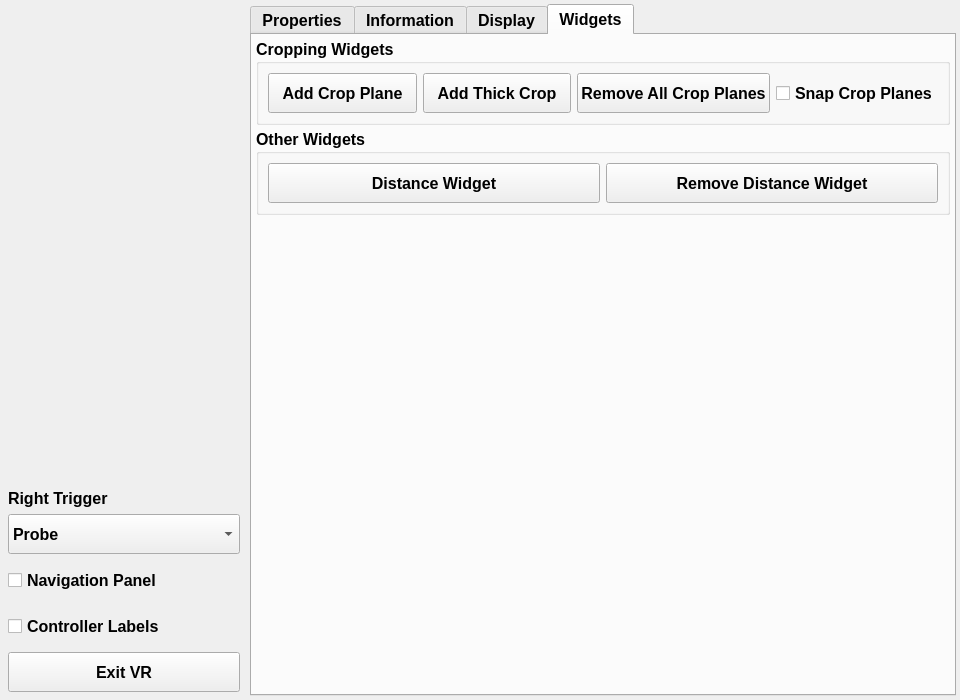
Qt form Plugins/OpenVR/pqOpenVRControls.ui (Kitware/ParaView) before a commit.
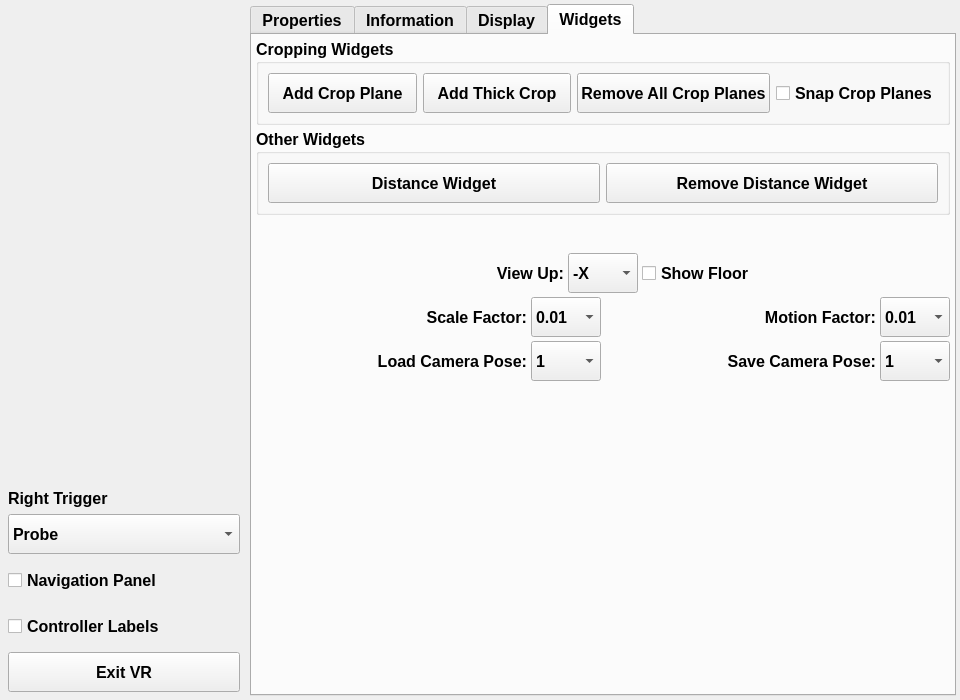
The same form after that commit. Custom widgets are drawn as their Qt base class.

Commit message:
fixes for openVR support
A variety of fixes

```diff
--- a/Plugins/OpenVR/pqOpenVRControls.ui
+++ b/Plugins/OpenVR/pqOpenVRControls.ui
@@ -445,6 +445,465 @@
          </layout>
         </widget>
        </item>
+       <item>
+        <widget class="pqVCRToolbar" name="VCR" native="true">
+         <property name="minimumSize">
+          <size>
+           <width>20</width>
+           <height>30</height>
+          </size>
+         </property>
+        </widget>
+       </item>
+       <item>
+        <layout class="QHBoxLayout" name="horizontalLayout_3">
+         <item>
+          <widget class="QLabel" name="viewUpLabel">
+           <property name="minimumSize">
+            <size>
+             <width>0</width>
+             <height>40</height>
+            </size>
+           </property>
+           <property name="font">
+            <font>
+             <family>Arial</family>
+             <pointsize>12</pointsize>
+             <weight>75</weight>
+             <bold>true</bold>
+            </font>
+           </property>
+           <property name="text">
+            <string>View Up:</string>
+           </property>
+           <property name="alignment">
+            <set>Qt::AlignRight|Qt::AlignTrailing|Qt::AlignVCenter</set>
+           </property>
+          </widget>
+         </item>
+         <item>
+          <widget class="QComboBox" name="viewUpCombo">
+           <property name="minimumSize">
+            <size>
+             <width>0</width>
+             <height>40</height>
+            </size>
+           </property>
+           <property name="maximumSize">
+            <size>
+             <width>70</width>
+             <height>16777215</height>
+            </size>
+           </property>
+           <property name="font">
+            <font>
+             <family>Arial</family>
+             <pointsize>12</pointsize>
+             <weight>75</weight>
+             <bold>true</bold>
+            </font>
+           </property>
+           <item>
+            <property name="text">
+             <string>-X</string>
+            </property>
+           </item>
+           <item>
+            <property name="text">
+             <string>+X</string>
+            </property>
+           </item>
+           <item>
+            <property name="text">
+             <string>-Y</string>
+            </property>
+           </item>
+           <item>
+            <property name="text">
+             <string>+Y</string>
+            </property>
+           </item>
+           <item>
+            <property name="text">
+             <string>-Z</string>
+            </property>
+           </item>
+           <item>
+            <property name="text">
+             <string>+Z</string>
+            </property>
+           </item>
+          </widget>
+         </item>
+         <item>
+          <widget class="QCheckBox" name="showFloorCheckbox">
+           <property name="minimumSize">
+            <size>
+             <width>0</width>
+             <height>40</height>
+            </size>
+           </property>
+           <property name="font">
+            <font>
+             <family>Arial</family>
+             <pointsize>12</pointsize>
+             <weight>75</weight>
+             <bold>true</bold>
+            </font>
+           </property>
+           <property name="text">
+            <string>Show Floor</string>
+           </property>
+          </widget>
+         </item>
+        </layout>
+       </item>
+       <item>
+        <layout class="QHBoxLayout" name="horizontalLayout_4">
+         <item>
+          <widget class="QLabel" name="scaleFactorLabel">
+           <property name="minimumSize">
+            <size>
+             <width>0</width>
+             <height>40</height>
+            </size>
+           </property>
+           <property name="font">
+            <font>
+             <family>Arial</family>
+             <pointsize>12</pointsize>
+             <weight>75</weight>
+             <bold>true</bold>
+            </font>
+           </property>
+           <property name="text">
+            <string>Scale Factor:</string>
+           </property>
+           <property name="alignment">
+            <set>Qt::AlignRight|Qt::AlignTrailing|Qt::AlignVCenter</set>
+           </property>
+          </widget>
+         </item>
+         <item>
+          <widget class="QComboBox" name="scaleFactorCombo">
+           <property name="minimumSize">
+            <size>
+             <width>0</width>
+             <height>40</height>
+            </size>
+           </property>
+           <property name="maximumSize">
+            <size>
+             <width>70</width>
+             <height>16777215</height>
+            </size>
+           </property>
+           <property name="font">
+            <font>
+             <family>Arial</family>
+             <pointsize>12</pointsize>
+             <weight>75</weight>
+             <bold>true</bold>
+            </font>
+           </property>
+           <property name="currentText">
+            <string>1</string>
+           </property>
+           <item>
+            <property name="text">
+             <string>0.01</string>
+            </property>
+           </item>
+           <item>
+            <property name="text">
+             <string>0.1</string>
+            </property>
+           </item>
+           <item>
+            <property name="text">
+             <string>1</string>
+            </property>
+           </item>
+           <item>
+            <property name="text">
+             <string>10</string>
+            </property>
+           </item>
+           <item>
+            <property name="text">
+             <string>100</string>
+            </property>
+           </item>
+          </widget>
+         </item>
+         <item>
+          <widget class="QLabel" name="motionFactorLabel">
+           <property name="minimumSize">
+            <size>
+             <width>0</width>
+             <height>40</height>
+            </size>
+           </property>
+           <property name="font">
+            <font>
+             <family>Arial</family>
+             <pointsize>12</pointsize>
+             <weight>75</weight>
+             <bold>true</bold>
+            </font>
+           </property>
+           <property name="text">
+            <string>Motion Factor:</string>
+           </property>
+           <property name="alignment">
+            <set>Qt::AlignRight|Qt::AlignTrailing|Qt::AlignVCenter</set>
+           </property>
+          </widget>
+         </item>
+         <item>
+          <widget class="QComboBox" name="motionFactorCombo">
+           <property name="minimumSize">
+            <size>
+             <width>0</width>
+             <height>40</height>
+            </size>
+           </property>
+           <property name="maximumSize">
+            <size>
+             <width>70</width>
+             <height>16777215</height>
+            </size>
+           </property>
+           <property name="font">
+            <font>
+             <family>Arial</family>
+             <pointsize>12</pointsize>
+             <weight>75</weight>
+             <bold>true</bold>
+            </font>
+           </property>
+           <property name="currentText">
+            <string>1</string>
+           </property>
+           <item>
+            <property name="text">
+             <string>0.01</string>
+            </property>
+           </item>
+           <item>
+            <property name="text">
+             <string>0.1</string>
+            </property>
+           </item>
+           <item>
+            <property name="text">
+             <string>1</string>
+            </property>
+           </item>
+           <item>
+            <property name="text">
+             <string>10</string>
+            </property>
+           </item>
+           <item>
+            <property name="text">
+             <string>100</string>
+            </property>
+           </item>
+          </widget>
+         </item>
+        </layout>
+       </item>
+       <item>
+        <layout class="QHBoxLayout" name="horizontalLayout_5">
+         <item>
+          <widget class="QLabel" name="loadCameraLabel">
+           <property name="minimumSize">
+            <size>
+             <width>0</width>
+             <height>40</height>
+            </size>
+           </property>
+           <property name="font">
+            <font>
+             <family>Arial</family>
+             <pointsize>12</pointsize>
+             <weight>75</weight>
+             <bold>true</bold>
+            </font>
+           </property>
+           <property name="text">
+            <string>Load Camera Pose:</string>
+           </property>
+           <property name="alignment">
+            <set>Qt::AlignRight|Qt::AlignTrailing|Qt::AlignVCenter</set>
+           </property>
+          </widget>
+         </item>
+         <item>
+          <widget class="QComboBox" name="loadCameraCombo">
+           <property name="minimumSize">
+            <size>
+             <width>0</width>
+             <height>40</height>
+            </size>
+           </property>
+           <property name="maximumSize">
+            <size>
+             <width>70</width>
+             <height>16777215</height>
+            </size>
+           </property>
+           <property name="font">
+            <font>
+             <family>Arial</family>
+             <pointsize>12</pointsize>
+             <weight>75</weight>
+             <bold>true</bold>
+            </font>
+           </property>
+           <item>
+            <property name="text">
+             <string>1</string>
+            </property>
+           </item>
+           <item>
+            <property name="text">
+             <string>2</string>
+            </property>
+           </item>
+           <item>
+            <property name="text">
+             <string>3</string>
+            </property>
+           </item>
+           <item>
+            <property name="text">
+             <string>4</string>
+            </property>
+           </item>
+           <item>
+            <property name="text">
+             <string>5</string>
+            </property>
+           </item>
+           <item>
+            <property name="text">
+             <string>6</string>
+            </property>
+           </item>
+           <item>
+            <property name="text">
+             <string>7</string>
+            </property>
+           </item>
+           <item>
+            <property name="text">
+             <string>8</string>
+            </property>
+           </item>
+           <item>
+            <property name="text">
+             <string>9</string>
+            </property>
+           </item>
+          </widget>
+         </item>
+         <item>
+          <widget class="QLabel" name="saveCameraLabel">
+           <property name="minimumSize">
+            <size>
+             <width>0</width>
+             <height>40</height>
+            </size>
+           </property>
+           <property name="font">
+            <font>
+             <family>Arial</family>
+             <pointsize>12</pointsize>
+             <weight>75</weight>
+             <bold>true</bold>
+            </font>
+           </property>
+           <property name="text">
+            <string>Save Camera Pose:</string>
+           </property>
+           <property name="alignment">
+            <set>Qt::AlignRight|Qt::AlignTrailing|Qt::AlignVCenter</set>
+           </property>
+          </widget>
+         </item>
+         <item>
+          <widget class="QComboBox" name="saveCameraCombo">
+           <property name="minimumSize">
+            <size>
+             <width>0</width>
+             <height>40</height>
+            </size>
+           </property>
+           <property name="maximumSize">
+            <size>
+             <width>70</width>
+             <height>16777215</height>
+            </size>
+           </property>
+           <property name="font">
+            <font>
+             <family>Arial</family>
+             <pointsize>12</pointsize>
+             <weight>75</weight>
+             <bold>true</bold>
+            </font>
+           </property>
+           <item>
+            <property name="text">
+             <string>1</string>
+            </property>
+           </item>
+           <item>
+            <property name="text">
+             <string>2</string>
+            </property>
+           </item>
+           <item>
+            <property name="text">
+             <string>3</string>
+            </property>
+           </item>
+           <item>
+            <property name="text">
+             <string>4</string>
+            </property>
+           </item>
+           <item>
+            <property name="text">
+             <string>5</string>
+            </property>
+           </item>
+           <item>
+            <property name="text">
+             <string>6</string>
+            </property>
+           </item>
+           <item>
+            <property name="text">
+             <string>7</string>
+            </property>
+           </item>
+           <item>
+            <property name="text">
+             <string>8</string>
+            </property>
+           </item>
+           <item>
+            <property name="text">
+             <string>9</string>
+            </property>
+           </item>
+          </widget>
+         </item>
+        </layout>
+       </item>
        <item>
         <spacer name="verticalSpacer2">
          <property name="orientation">
@@ -483,6 +942,12 @@
    <header>pqPropertiesPanel.h</header>
    <container>1</container>
   </customwidget>
+  <customwidget>
+   <class>pqVCRToolbar</class>
+   <extends>QWidget</extends>
+   <header>pqvcrtoolbar.h</header>
+   <container>1</container>
+  </customwidget>
  </customwidgets>
  <resources>
   <include location="../../Qt/Components/Resources/pqComponents.qrc"/>
```
The commit also changes 4 other files.
